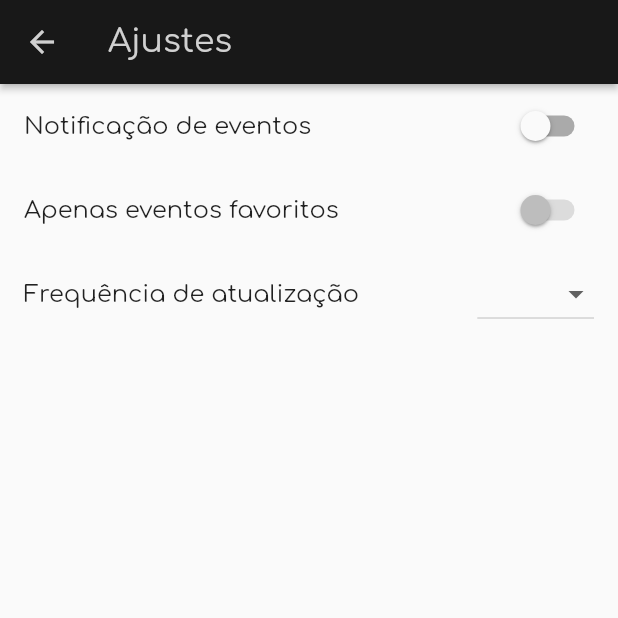
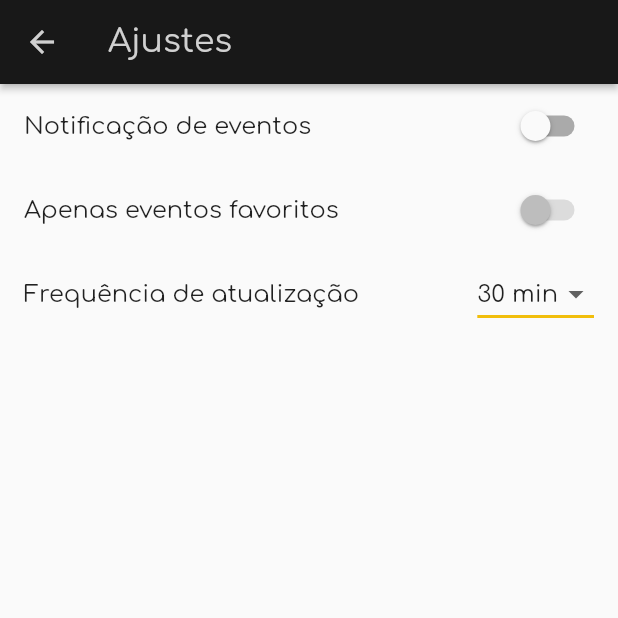
Before and after one commit to leeoskw/Space-App, a Flutter app: the screen it shows after launch, in the side drawer, after a tap on the "settings" icon, on a phone screen of 412 x 824 dp, the top half of it. Run offline on Flutter 3.47's test engine with Material 2 defaults, Android fonts, the phone set to English and light mode, and no system bars; network calls fail.

Commit message:
DropdownButton funcional

```diff
--- a/lib/views/settings_page/settingsPage.dart
+++ b/lib/views/settings_page/settingsPage.dart
@@ -1,5 +1,6 @@
 import 'package:flutter/material.dart';
 import 'package:space_app/model/settingsData.dart';
+import 'package:space_app/theme/appColors.dart';
 
 class SettingsPage extends StatefulWidget {
   @override
@@ -65,7 +66,7 @@ class _SettingsPageState extends State<SettingsPage> {
   ListTile _updateFrequencyItem() {
     return ListTile(
       title: Text('Frequência de atualização'),
-      trailing: DropdownButton(
+      trailing: DropdownButton<String>(
         value: data.updateFrequencyValue,
         items: _generateListItens(),
         onChanged: (value) {
@@ -73,12 +74,13 @@ class _SettingsPageState extends State<SettingsPage> {
             data.updateFrequencyValue = value;
           });
         },
+        underline: Container(color: AppColors.accent, height: 2,),
       ),
     );
   }
 
   List<DropdownMenuItem<dynamic>> _generateListItens() =>
       SettingsData.avaliableUpdatesFrequency
-          .map((e) => new DropdownMenuItem(child: Text(e)))
+          .map((e) => new DropdownMenuItem(value: e, child: Text(e)))
           .toList();
 }
```
